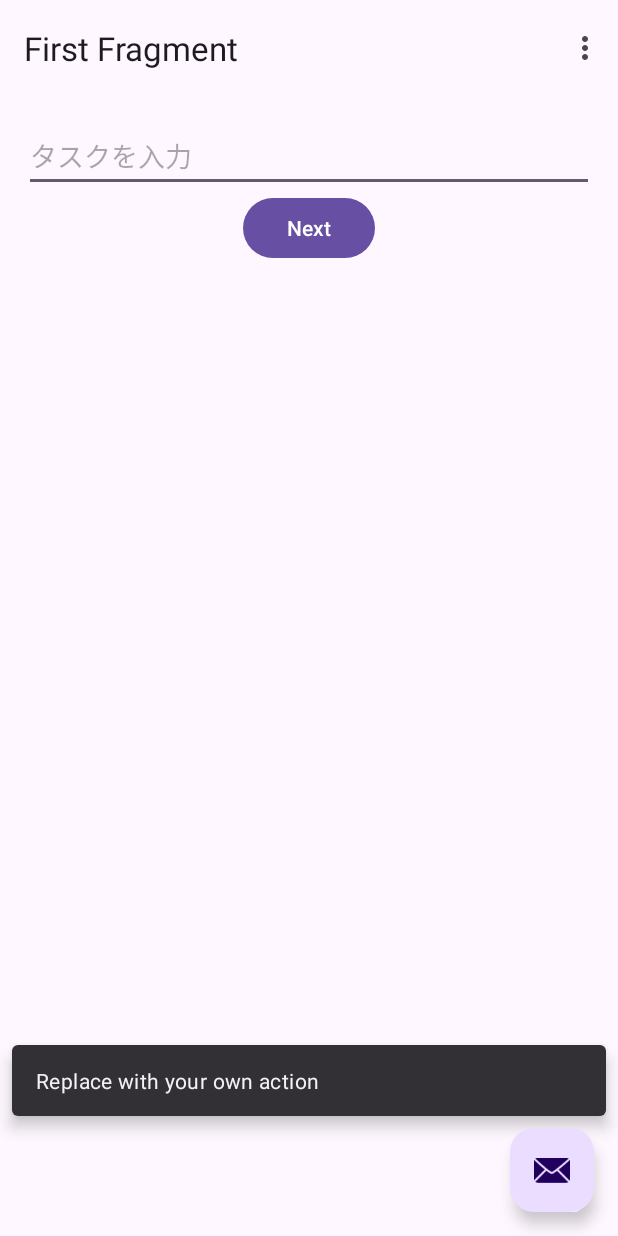
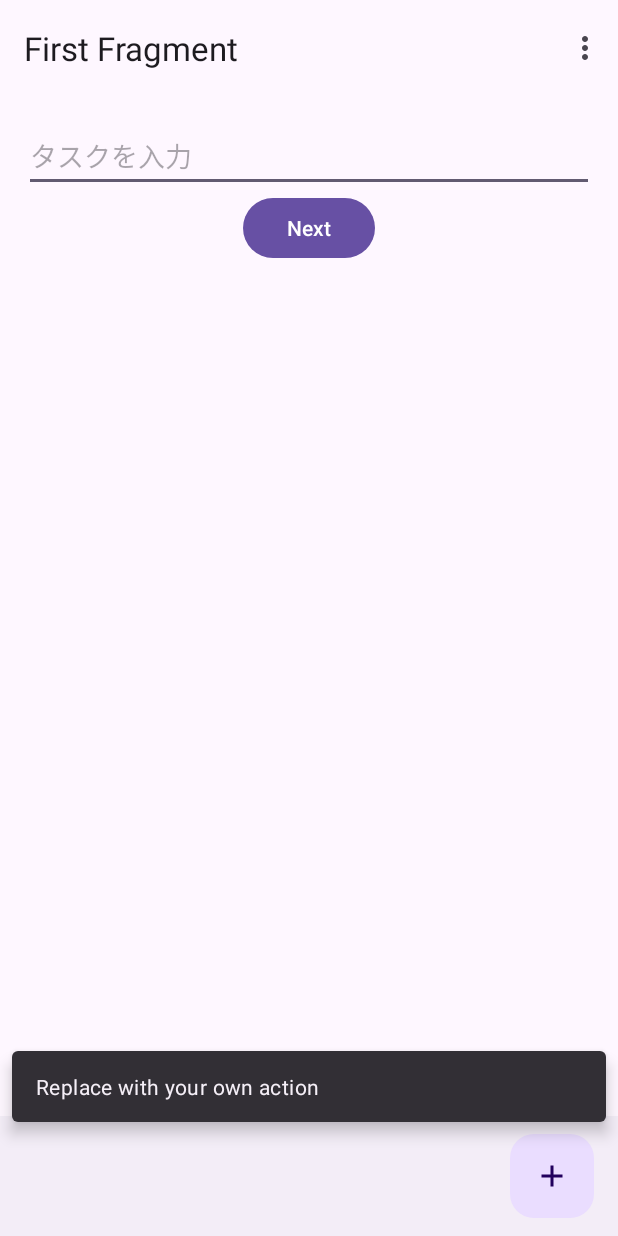
Before and after one commit to uryonym/ynym-portal-android-view, an Android app: the screen it shows after launch (MainActivity), after a tap on an icon or button, on a phone screen of 412 x 824 dp. Run offline under Robolectric (Android 15) with nearby library versions, the phone set to English and light mode, and no system bars; our stand-ins replace Dagger/Hilt's generated code, Room's generated code, data binding, navigation-ui.

Commit message:
BottomAppBarとFABを設置

```diff
--- a/app/src/main/java/com/uryonym/ynymportal/view/MainActivity.kt
+++ b/app/src/main/java/com/uryonym/ynymportal/view/MainActivity.kt
@@ -21,7 +21,7 @@ class MainActivity : AppCompatActivity() {
     private lateinit var binding: ActivityMainBinding
 
     override fun onCreate(savedInstanceState: Bundle?) {
-        WindowCompat.setDecorFitsSystemWindows(window, false)
+//        WindowCompat.setDecorFitsSystemWindows(window, false)
         super.onCreate(savedInstanceState)
 
         binding = ActivityMainBinding.inflate(layoutInflater)
--- /dev/null
+++ b/app/src/main/res/drawable/ic_add_24dp.xml
@@ -0,0 +1,5 @@
+<vector android:height="24dp" android:tint="#000000"
+    android:viewportHeight="24" android:viewportWidth="24"
+    android:width="24dp" xmlns:android="http://schemas.android.com/apk/res/android">
+    <path android:fillColor="@android:color/white" android:pathData="M19,13h-6v6h-2v-6H5v-2h6V5h2v6h6v2z"/>
+</vector>
--- a/app/src/main/res/layout/activity_main.xml
+++ b/app/src/main/res/layout/activity_main.xml
@@ -9,8 +9,7 @@
 
     <com.google.android.material.appbar.AppBarLayout
         android:layout_width="match_parent"
-        android:layout_height="wrap_content"
-        android:fitsSystemWindows="true">
+        android:layout_height="wrap_content">
 
         <com.google.android.material.appbar.MaterialToolbar
             android:id="@+id/toolbar"
@@ -21,13 +20,17 @@
 
     <include layout="@layout/content_main" />
 
+    <com.google.android.material.bottomappbar.BottomAppBar
+        android:id="@+id/bottomAppBar"
+        android:layout_width="match_parent"
+        android:layout_height="wrap_content"
+        android:layout_gravity="bottom" />
+
     <com.google.android.material.floatingactionbutton.FloatingActionButton
         android:id="@+id/fab"
         android:layout_width="wrap_content"
         android:layout_height="wrap_content"
-        android:layout_gravity="bottom|end"
-        android:layout_marginEnd="@dimen/fab_margin"
-        android:layout_marginBottom="16dp"
-        app:srcCompat="@android:drawable/ic_dialog_email" />
+        app:layout_anchor="@id/bottomAppBar"
+        app:srcCompat="@drawable/ic_add_24dp" />
 
 </androidx.coordinatorlayout.widget.CoordinatorLayout>
```
